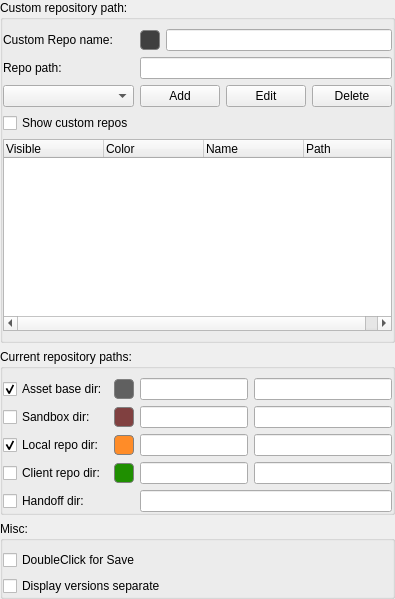
The window that lib/ui/conf/ui_checkinPage.ui (listyque/TACTIC-Handler) describes before a commit, drawn with Qt 5.
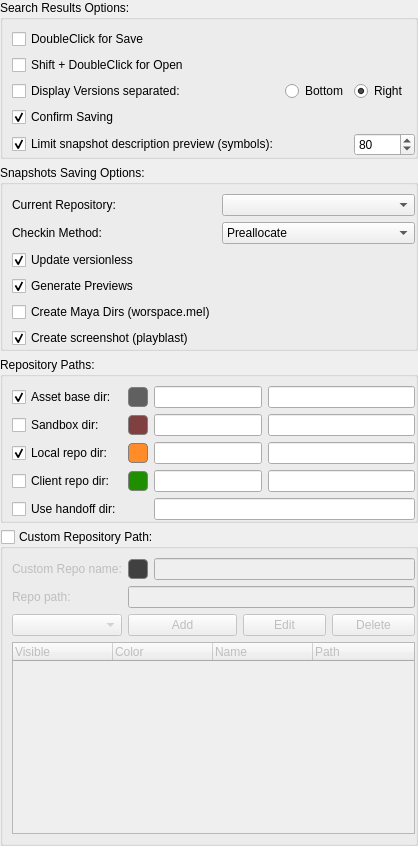
The same window after the commit.

Patch:
```diff
--- a/lib/ui/conf/ui_checkinPage.ui
+++ b/lib/ui/conf/ui_checkinPage.ui
@@ -7,130 +7,199 @@
     <number>0</number>
    </property>
    <item>
-    <widget class="QGroupBox" name="customRepoPathsGroupBox">
+    <widget class="QGroupBox" name="checkinMiscOptionsGroupBox">
      <property name="title">
-      <string>Custom repository path:</string>
+      <string>Search Results Options:</string>
      </property>
      <property name="flat">
       <bool>true</bool>
      </property>
-     <layout class="QGridLayout" name="customRepoPathsLayout">
+     <layout class="QGridLayout" name="checkinMiscOptionsLayout" columnstretch="1,0,0">
       <property name="leftMargin">
-       <number>0</number>
+       <number>9</number>
       </property>
       <property name="rightMargin">
        <number>0</number>
       </property>
-      <property name="spacing">
-       <number>6</number>
+      <property name="bottomMargin">
+       <number>0</number>
       </property>
       <item row="0" column="0">
-       <widget class="QLabel" name="label_7">
+       <widget class="QCheckBox" name="doubleClickSaveCheckBox">
         <property name="text">
-         <string>Custom Repo name:</string>
+         <string>DoubleClick for Save</string>
         </property>
        </widget>
       </item>
-      <item row="0" column="1">
-       <widget class="QToolButton" name="customRepoDirColorToolButton">
-        <property name="maximumSize">
-         <size>
-          <width>20</width>
-          <height>20</height>
-         </size>
+      <item row="2" column="0">
+       <widget class="QCheckBox" name="versionsSeparateCheckinCheckBox">
+        <property name="text">
+         <string>Display Versions separated:</string>
         </property>
-        <property name="styleSheet">
-         <string notr="true">QToolButton {
-    border: 1px solid rgb(128, 128, 128);
-    border-radius: 4px;
-    background-color:  rgb(64, 64, 64);
-}
-QToolButton:pressed {
-    background-color: rgb(44, 44, 44);
-}</string>
+       </widget>
+      </item>
+      <item row="1" column="0">
+       <widget class="QCheckBox" name="doubleClickOpenCheckBox">
+        <property name="text">
+         <string>Shift + DoubleClick for Open</string>
         </property>
+       </widget>
+      </item>
+      <item row="3" column="0">
+       <widget class="QCheckBox" name="askBeforeSaveCheckBox">
+        <property name="text">
+         <string>Confirm Saving</string>
+        </property>
         <property name="checked">
-         <bool>false</bool>
+         <bool>true</bool>
         </property>
        </widget>
       </item>
-      <item row="0" column="2" colspan="3">
-       <widget class="QLineEdit" name="customRepoDirNameLineEdit"/>
-      </item>
-      <item row="1" column="0">
-       <widget class="QLabel" name="label_8">
+      <item row="4" column="0">
+       <widget class="QCheckBox" name="snapshotDescriptionLimitCheckBox">
         <property name="text">
-         <string>Repo path:</string>
+         <string>Limit snapshot description preview (symbols):</string>
         </property>
+        <property name="checked">
+         <bool>true</bool>
+        </property>
        </widget>
       </item>
-      <item row="1" column="1" colspan="4">
-       <widget class="QLineEdit" name="customRepoDirPathLineEdit"/>
+      <item row="4" column="2">
+       <widget class="QSpinBox" name="snapshotDescriptionLimitSpinBox">
+        <property name="minimum">
+         <number>20</number>
+        </property>
+        <property name="maximum">
+         <number>50000</number>
+        </property>
+        <property name="singleStep">
+         <number>5</number>
+        </property>
+        <property name="value">
+         <number>80</number>
+        </property>
+       </widget>
       </item>
-      <item row="2" column="0">
-       <widget class="QComboBox" name="customRepoComboBox"/>
-      </item>
-      <item row="2" column="1" colspan="2">
-       <widget class="QPushButton" name="addCustomRepoToListPushButton">
+      <item row="2" column="2">
+       <widget class="QRadioButton" name="rightVersionsRadioButton">
         <property name="text">
-         <string>Add</string>
+         <string>Right</string>
         </property>
+        <property name="checked">
+         <bool>true</bool>
+        </property>
        </widget>
       </item>
-      <item row="2" column="3">
-       <widget class="QPushButton" name="editCustomRepoPushButton">
+      <item row="2" column="1">
+       <widget class="QRadioButton" name="bottomVersionsRadioButton">
         <property name="text">
-         <string>Edit</string>
+         <string>Bottom</string>
         </property>
        </widget>
       </item>
-      <item row="2" column="4">
-       <widget class="QPushButton" name="deleteCustomRepoPushButton">
+     </layout>
+    </widget>
+   </item>
+   <item>
+    <widget class="QGroupBox" name="snapshotsSavingOptionsGroupBox">
+     <property name="title">
+      <string>Snapshots Saving Options:</string>
+     </property>
+     <property name="flat">
+      <bool>true</bool>
+     </property>
+     <layout class="QGridLayout" name="snapshotsSavingOptionsLayout" columnstretch="0,0">
+      <property name="leftMargin">
+       <number>9</number>
+      </property>
+      <property name="rightMargin">
+       <number>0</number>
+      </property>
+      <property name="bottomMargin">
+       <number>0</number>
+      </property>
+      <item row="1" column="1">
+       <widget class="QComboBox" name="repositoryComboBox"/>
+      </item>
+      <item row="1" column="0">
+       <widget class="QLabel" name="repositoryLabel">
         <property name="text">
-         <string>Delete</string>
+         <string>Current Repository:</string>
         </property>
        </widget>
       </item>
-      <item row="3" column="0">
-       <widget class="QCheckBox" name="customRepoCheckBox">
+      <item row="2" column="0">
+       <widget class="QLabel" name="checkinMethodLabel">
         <property name="text">
-         <string>Show custom repos</string>
+         <string>Checkin Method:</string>
         </property>
        </widget>
       </item>
-      <item row="4" column="0" colspan="5">
-       <widget class="QTreeWidget" name="customRepoTreeWidget">
-        <property name="styleSheet">
-         <string notr="true">QTreeView::item {
-	padding: 2px;
-}</string>
-        </property>
-        <property name="indentation">
-         <number>0</number>
-        </property>
-        <property name="rootIsDecorated">
-         <bool>false</bool>
-        </property>
-        <column>
+      <item row="2" column="1">
+       <widget class="QComboBox" name="checkinMethodComboBox">
+        <item>
          <property name="text">
-          <string>Visible</string>
+          <string>Preallocate</string>
          </property>
-        </column>
-        <column>
+        </item>
+        <item>
          <property name="text">
-          <string>Color</string>
+          <string>In-Place</string>
          </property>
-        </column>
-        <column>
+        </item>
+        <item>
          <property name="text">
-          <string>Name</string>
+          <string>Copy</string>
          </property>
-        </column>
-        <column>
+        </item>
+        <item>
          <property name="text">
-          <string>Path</string>
+          <string>Move</string>
          </property>
-        </column>
+        </item>
+        <item>
+         <property name="text">
+          <string>Upload</string>
+         </property>
+        </item>
+       </widget>
+      </item>
+      <item row="3" column="0">
+       <widget class="QCheckBox" name="updateVersionlessCheckBox">
+        <property name="text">
+         <string>Update versionless</string>
+        </property>
+        <property name="checked">
+         <bool>true</bool>
+        </property>
+       </widget>
+      </item>
+      <item row="5" column="0">
+       <widget class="QCheckBox" name="createMayaDirsCheckBox">
+        <property name="text">
+         <string>Create Maya Dirs (worspace.mel)</string>
+        </property>
+       </widget>
+      </item>
+      <item row="6" column="0">
+       <widget class="QCheckBox" name="createPlayblastCheckBox">
+        <property name="text">
+         <string>Create screenshot (playblast)</string>
+        </property>
+        <property name="checked">
+         <bool>true</bool>
+        </property>
+       </widget>
+      </item>
+      <item row="4" column="0">
+       <widget class="QCheckBox" name="generatePreviewsCheckBox">
+        <property name="text">
+         <string>Generate Previews</string>
+        </property>
+        <property name="checked">
+         <bool>true</bool>
+        </property>
        </widget>
       </item>
      </layout>
@@ -139,14 +208,14 @@
    <item>
     <widget class="QGroupBox" name="defaultRepoPathsGroupBox">
      <property name="title">
-      <string>Current repository paths:</string>
+      <string>Repository Paths:</string>
      </property>
      <property name="flat">
       <bool>true</bool>
      </property>
      <layout class="QGridLayout" name="defaultRepoPathsLayout" columnstretch="0,0,0,1">
       <property name="leftMargin">
-       <number>0</number>
+       <number>9</number>
       </property>
       <property name="topMargin">
        <number>9</number>
@@ -157,9 +226,6 @@
       <property name="bottomMargin">
        <number>0</number>
       </property>
-      <property name="spacing">
-       <number>6</number>
-      </property>
       <item row="0" column="3">
        <widget class="QLineEdit" name="assetBaseDirPathLineEdit"/>
       </item>
@@ -212,7 +278,7 @@
       <item row="4" column="0">
        <widget class="QCheckBox" name="handoffCheckBox">
         <property name="text">
-         <string>Handoff dir:</string>
+         <string>Use handoff dir:</string>
         </property>
        </widget>
       </item>
@@ -324,37 +390,131 @@
     </widget>
    </item>
    <item>
-    <widget class="QGroupBox" name="checkinMiscOpitionsGroupBox">
+    <widget class="QGroupBox" name="customRepoPathsGroupBox">
+     <property name="enabled">
+      <bool>true</bool>
+     </property>
      <property name="title">
-      <string>Misc:</string>
+      <string>Custom Repository Path:</string>
      </property>
      <property name="flat">
       <bool>true</bool>
      </property>
-     <layout class="QGridLayout" name="checkinMiscOptionsLayout">
+     <property name="checkable">
+      <bool>true</bool>
+     </property>
+     <property name="checked">
+      <bool>false</bool>
+     </property>
+     <layout class="QGridLayout" name="customRepoPathsLayout" columnstretch="0,0,0,0,0">
       <property name="leftMargin">
-       <number>0</number>
+       <number>9</number>
       </property>
       <property name="rightMargin">
        <number>0</number>
       </property>
-      <property name="bottomMargin">
-       <number>0</number>
-      </property>
       <item row="0" column="0">
-       <widget class="QCheckBox" name="doubleClickSaveCheckBox">
+       <widget class="QLabel" name="label_7">
         <property name="text">
-         <string>DoubleClick for Save</string>
+         <string>Custom Repo name:</string>
         </property>
        </widget>
       </item>
+      <item row="0" column="1">
+       <widget class="QToolButton" name="customRepoDirColorToolButton">
+        <property name="maximumSize">
+         <size>
+          <width>20</width>
+          <height>20</height>
+         </size>
+        </property>
+        <property name="styleSheet">
+         <string notr="true">QToolButton {
+    border: 1px solid rgb(128, 128, 128);
+    border-radius: 4px;
+    background-color:  rgb(64, 64, 64);
+}
+QToolButton:pressed {
+    background-color: rgb(44, 44, 44);
+}</string>
+        </property>
+        <property name="checked">
+         <bool>false</bool>
+        </property>
+       </widget>
+      </item>
+      <item row="0" column="2" colspan="3">
+       <widget class="QLineEdit" name="customRepoDirNameLineEdit"/>
+      </item>
       <item row="1" column="0">
-       <widget class="QCheckBox" name="versionsSeparateCheckinCheckBox">
+       <widget class="QLabel" name="label_8">
         <property name="text">
-         <string>Display versions separate</string>
+         <string>Repo path:</string>
         </property>
        </widget>
       </item>
+      <item row="1" column="1" colspan="4">
+       <widget class="QLineEdit" name="customRepoDirPathLineEdit"/>
+      </item>
+      <item row="2" column="0">
+       <widget class="QComboBox" name="customRepoComboBox"/>
+      </item>
+      <item row="2" column="1" colspan="2">
+       <widget class="QPushButton" name="addCustomRepoToListPushButton">
+        <property name="text">
+         <string>Add</string>
+        </property>
+       </widget>
+      </item>
+      <item row="2" column="3">
+       <widget class="QPushButton" name="editCustomRepoPushButton">
+        <property name="text">
+         <string>Edit</string>
+        </property>
+       </widget>
+      </item>
+      <item row="2" column="4">
+       <widget class="QPushButton" name="deleteCustomRepoPushButton">
+        <property name="text">
+         <string>Delete</string>
+        </property>
+       </widget>
+      </item>
+      <item row="3" column="0" colspan="5">
+       <widget class="QTreeWidget" name="customRepoTreeWidget">
+        <property name="styleSheet">
+         <string notr="true">QTreeView::item {
+	padding: 2px;
+}</string>
+        </property>
+        <property name="indentation">
+         <number>0</number>
+        </property>
+        <property name="rootIsDecorated">
+         <bool>false</bool>
+        </property>
+        <column>
+         <property name="text">
+          <string>Visible</string>
+         </property>
+        </column>
+        <column>
+         <property name="text">
+          <string>Color</string>
+         </property>
+        </column>
+        <column>
+         <property name="text">
+          <string>Name</string>
+         </property>
+        </column>
+        <column>
+         <property name="text">
+          <string>Path</string>
+         </property>
+        </column>
+       </widget>
+      </item>
      </layout>
     </widget>
    </item>
```
